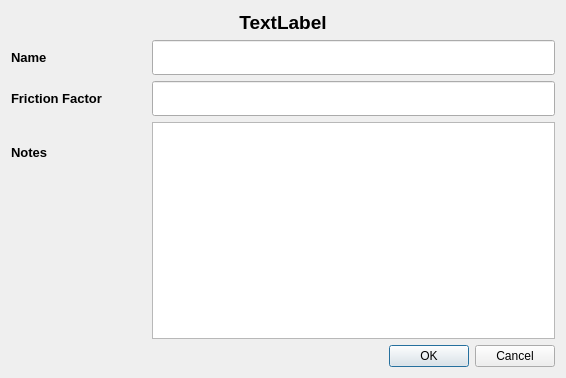
Old version of the form pd_database_dialog.ui in the repository Suske1956/PressureDrop.
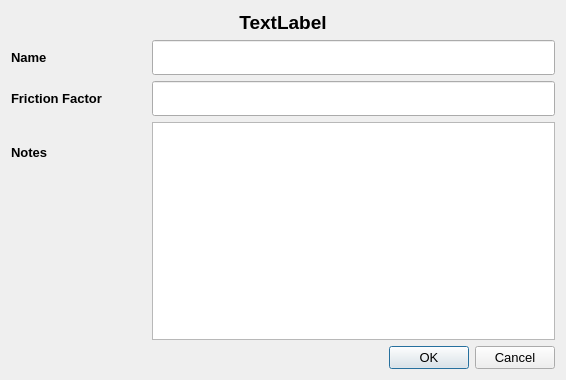
New version of the form.

Commit message: Update December 5, 2021 The Dialog structure is working now. now finish functions one by one.

Patch:
```diff
--- a/pd_database_dialog.ui
+++ b/pd_database_dialog.ui
@@ -7,7 +7,7 @@
     <x>0</x>
     <y>0</y>
     <width>566</width>
-    <height>378</height>
+    <height>380</height>
    </rect>
   </property>
   <property name="windowTitle">
@@ -127,12 +127,22 @@
          <height>200</height>
         </size>
        </property>
+       <property name="font">
+        <font>
+         <pointsize>10</pointsize>
+        </font>
+       </property>
       </widget>
      </item>
     </layout>
    </item>
    <item>
     <widget class="QDialogButtonBox" name="buttonBox">
+     <property name="font">
+      <font>
+       <pointsize>10</pointsize>
+      </font>
+     </property>
      <property name="standardButtons">
       <set>QDialogButtonBox::Cancel|QDialogButtonBox::Ok</set>
      </property>
```
Left out of the diff: 26 changed lines with no effect on the pictures. The commit also changes 6 other files.
